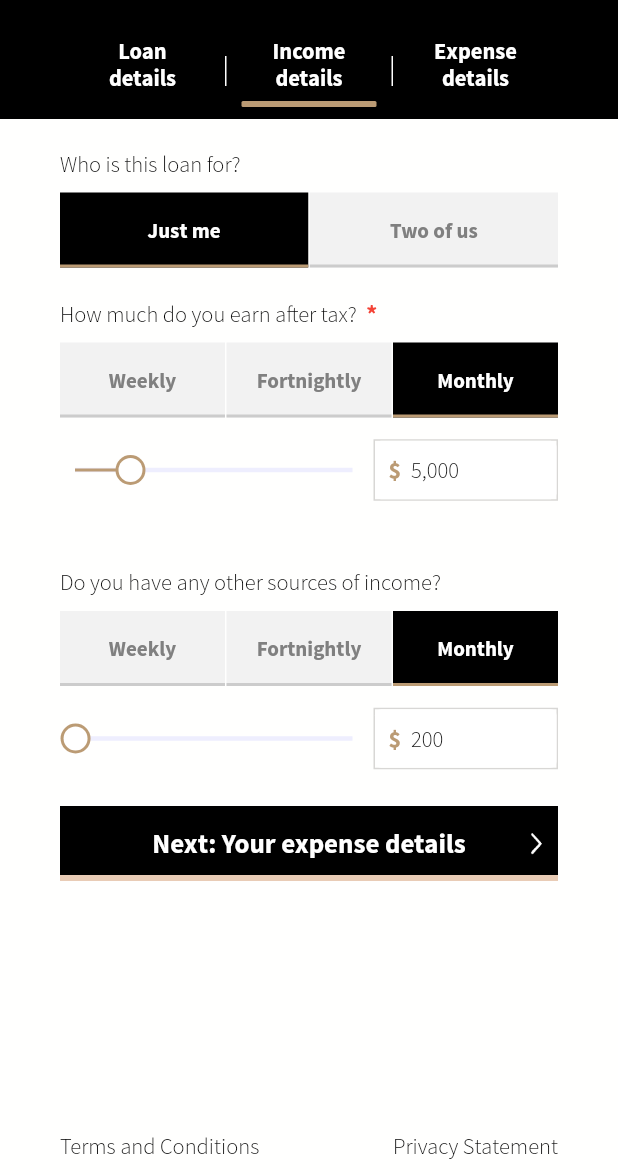
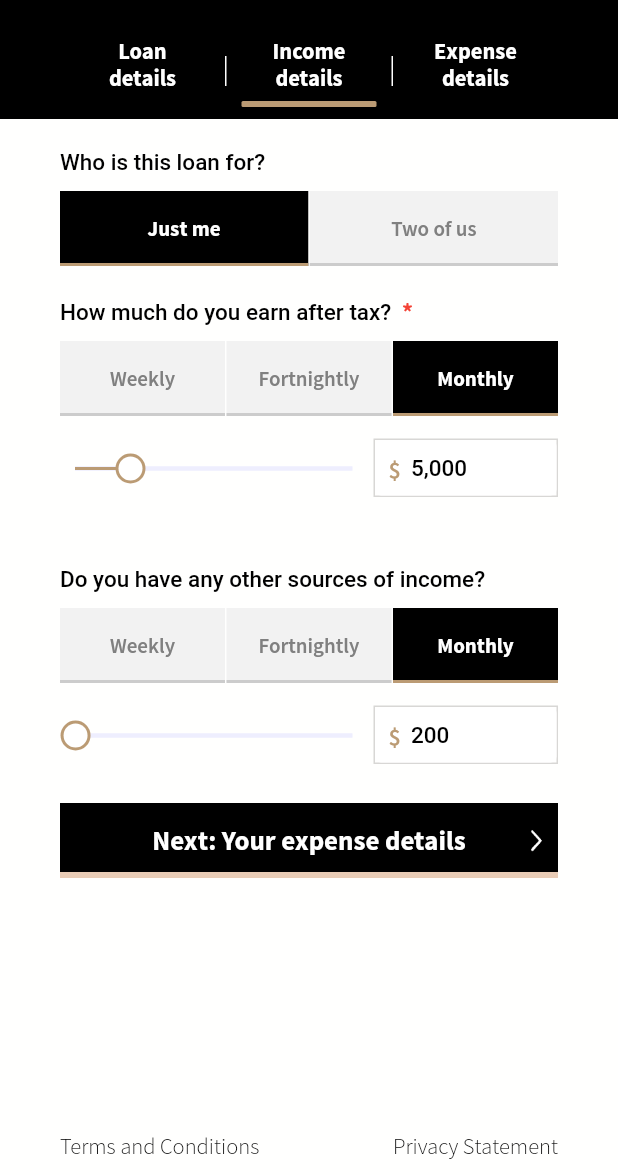
Before and after one commit to quangupwork/mortgage_exp, a Flutter app: the BorrowingPowerScreen screen opened by its route, after a tap on an icon or button, on a phone screen of 412 x 824 dp, the part 61-1236 px from its top. Run offline on Flutter 3.47's test engine with Material 2 defaults, Android fonts, the phone set to English and light mode, and no system bars; drawn by our look-alikes of flutter_xlider; our stand-ins replace basic_utils, cached_network_image, dio, easy_localization, equatable, fl_chart and 7 more; missing offline and left inert: advance_pdf_viewer_fork, flutter_keyboard_visibility_web, image_picker_for_web, pattern_formatter, shared_preferences_web; accounts and stored records are empty; network calls fail; Roboto replaces fonts that are missing (SourceSansSemi).

Commit message:
fix style

```diff
--- a/lib/arc/presentation/widgets/commons/footer_widget.dart
+++ b/lib/arc/presentation/widgets/commons/footer_widget.dart
@@ -1,4 +1,5 @@
 import 'package:flutter/material.dart';
+import 'package:mortgage_exp/src/extensions/extension.dart';
 import 'package:url_launcher/url_launcher.dart';
 
 import '../../../../src/styles/style.dart';
@@ -36,14 +37,14 @@ class FooterWidget extends StatelessWidget {
                       _openLink('https://www.mortgage-express.co.nz/legal'),
                   child: Text(
                     "Terms and Conditions",
-                    style: theme.primaryTextTheme.bodyText2,
+                    style: theme.textTheme.s15w400(),
                   )),
               GestureDetector(
                   onTap: () => _openLink(
                       'https://www.mortgage-express.co.nz/privacy-statement'),
                   child: Text(
                     "Privacy Statement",
-                    style: theme.primaryTextTheme.bodyText2,
+                    style: theme.textTheme.s15w400(),
                   )),
             ],
           ),
@@ -54,7 +55,7 @@ class FooterWidget extends StatelessWidget {
                 child: Text(
                   "www.mortgage-express.co.nz",
                   textAlign: TextAlign.center,
-                  style: theme.primaryTextTheme.bodyText2,
+                  style: theme.textTheme.s15w400(),
                 )),
           const SizedBox(height: Dimens.size10),
         ],
--- a/lib/src/config/my_theme.dart
+++ b/lib/src/config/my_theme.dart
@@ -5,7 +5,7 @@ import '../styles/style.dart';
 
 class MyTheme {
   static const String sourceSans = 'SourceSans';
-
+  static const String sourceSansSemi = 'SourceSansSemi';
   final bool _isLightMode =
       SchedulerBinding.instance!.window.platformBrightness == Brightness.light;
 
@@ -43,7 +43,7 @@ class MyTheme {
           fontWeight: FontWeight.w300,
         ),
         bodyText2: TextStyle(
-          fontFamily: MyTheme.sourceSans,
+          fontFamily: MyTheme.sourceSansSemi,
           color: Colors.black,
           fontSize: Dimens.size15,
           fontWeight: FontWeight.w500,
--- a/lib/src/extensions/text_theme_extension.dart
+++ b/lib/src/extensions/text_theme_extension.dart
@@ -35,6 +35,20 @@ extension ThemeExtension on TextTheme {
       fontStyle: FontStyle.normal,
       color: MyColors.backgroundColor,
       fontSize: Dimens.size16,
+    );
+  }
+
+  TextStyle s15w400({bool? isLightMode, Color? color}) {
+    final bool _isLightMode =
+        SchedulerBinding.instance?.window.platformBrightness ==
+            Brightness.light;
+    final isLight = isLightMode ?? _isLightMode;
+    return const TextStyle(
+      fontFamily: MyTheme.sourceSans,
+      fontWeight: FontWeight.w400,
+      fontStyle: FontStyle.normal,
+      color: MyColors.black,
+      fontSize: Dimens.size15,
     );
   }
 
--- a/pubspec.yaml
+++ b/pubspec.yaml
@@ -43,8 +43,7 @@ dependencies:
   flutter_staggered_animations: ^1.0.0
   image_picker: ^0.8.1+3
   advance_pdf_viewer_fork: ^2.0.0
-
-
+  google_fonts: ^3.0.1
   dio: ^4.0.6
   fl_chart: ^0.50.1
   flutter_keyboard_visibility: ^5.2.0
@@ -79,5 +78,7 @@ flutter:
       fonts:
         - asset: assets/fonts/source-sans-pro-light.ttf
           weight: 500
+        - asset: assets/fonts/source-sans-pro-semi-bold.ttf
+          weight: 600
         - asset: assets/fonts/source-sans-pro-bold.ttf
           weight: 700
```
Also changed, not shown: lib/arc/presentation/screens/repayment/extra_repayment_screen.dart (+20 -5 lines), lib/arc/presentation/screens/repayment/repayment_screen.dart (+20 -5 lines), assets/fonts/source-sans-pro-semi-bold.ttf (added), pubspec.lock.
